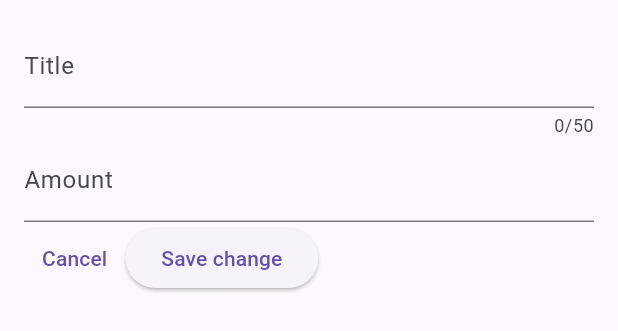
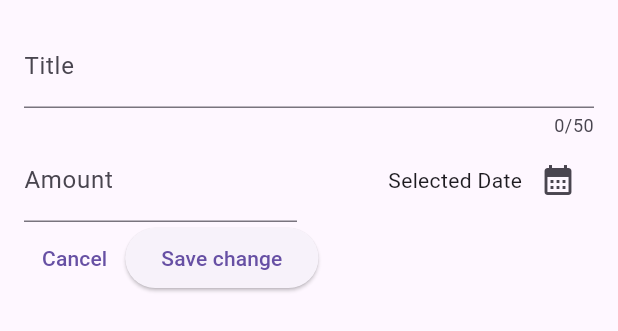
Before and after one commit to haido86/flutter-expense-tracker, a Flutter app: the NewExpense widget shown alone on an empty page, opened directly, on a phone screen of 412 x 824 dp. Shown: the top 331 px of the screen. Run offline on Flutter 3.47's test engine with Material 2 defaults, Android fonts, the phone set to English and light mode, and no system bars.

Commit message:
Add showDatePicker overlay

```diff
--- a/lib/widgets/new_expense.dart
+++ b/lib/widgets/new_expense.dart
@@ -22,6 +22,18 @@ class _NewExpenseState extends State<NewExpense> {
     super.dispose();
   }
 
+  void _openDatePicker() {
+    final now = DateTime.now();
+    final firstDate = DateTime(now.year - 1, now.month, now.day);
+
+    showDatePicker(
+      context: context,
+      initialDate: now,
+      firstDate: firstDate,
+      lastDate: now,
+    );
+  }
+
   @override
   Widget build(BuildContext context) {
     return Padding(
@@ -35,13 +47,35 @@ class _NewExpenseState extends State<NewExpense> {
               label: Text('Title'),
             ),
           ),
-          TextField(
+          Row(
+            children: [
+              Expanded(
+                child: TextField(
                   controller: _amountController,
                   keyboardType: TextInputType.number,
                   decoration: const InputDecoration(
                     prefixText: '\$ ',
                     label: Text('Amount'),
                   ),
+                ),
+              ),
+              const SizedBox(
+                width: 16,
+              ),
+              Expanded(
+                child: Row(
+                  mainAxisAlignment: MainAxisAlignment.end,
+                  crossAxisAlignment: CrossAxisAlignment.center,
+                  children: [
+                    const Text('Selected Date'),
+                    IconButton(
+                      onPressed: _openDatePicker,
+                      icon: const Icon(Icons.calendar_month),
+                    ),
+                  ],
+                ),
+              ),
+            ],
           ),
           Row(
             children: [
```
Lines whose indentation alone changed are shown as unchanged.
